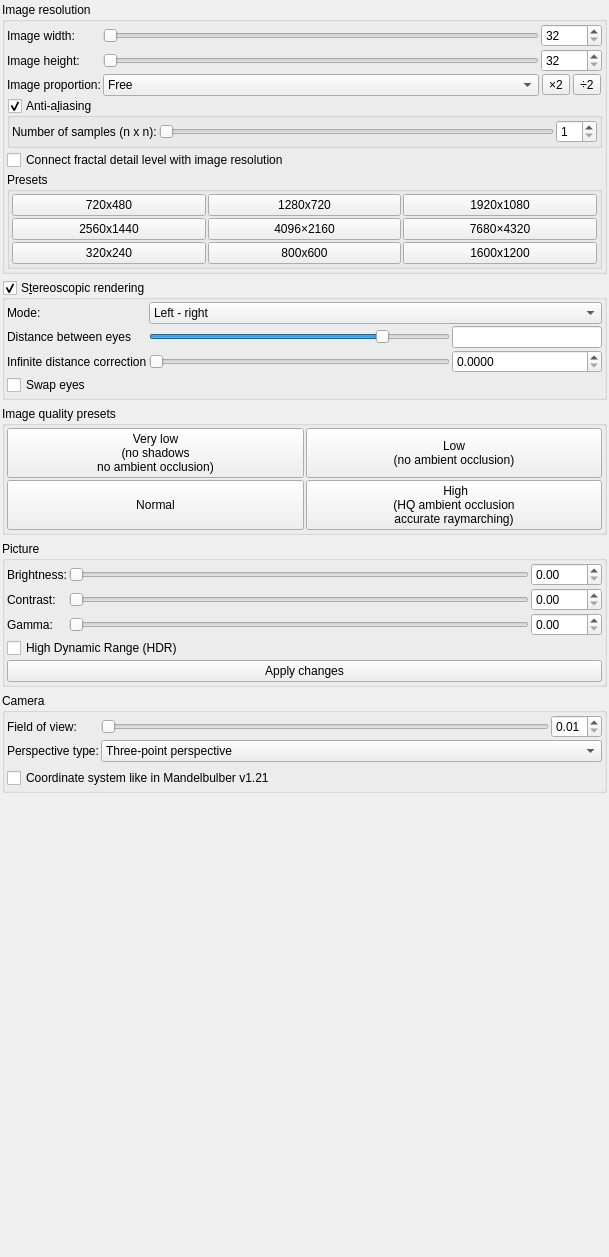
Above: mandelbulber2/qt/dock_image_adjustments.ui from buddhi1980/mandelbulber2 before the change. Below: the same form after it.
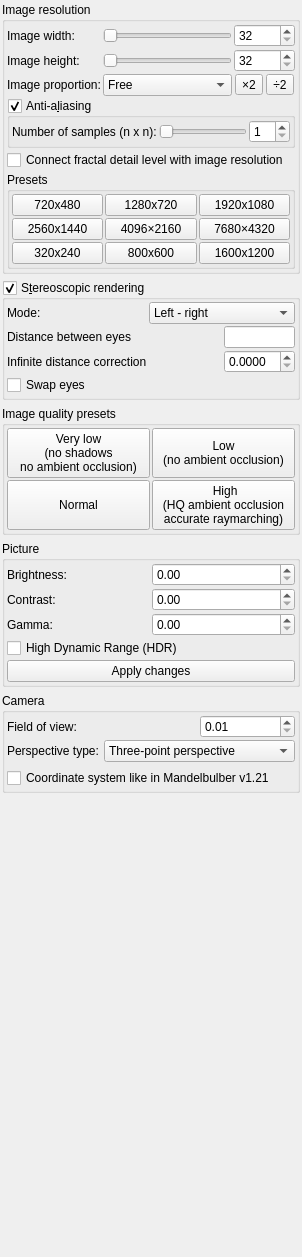
That is the form after the change. Icons and pictures are not drawn. Custom widgets are drawn as their Qt base class.

Commit message: Removed most of sliders from UI. TODO: sliders for integers

The edit to the form file:
```diff
--- a/mandelbulber2/qt/dock_image_adjustments.ui
+++ b/mandelbulber2/qt/dock_image_adjustments.ui
@@ -6,7 +6,7 @@
    <rect>
     <x>0</x>
     <y>0</y>
-    <width>609</width>
+    <width>302</width>
     <height>1257</height>
    </rect>
   </property>
@@ -516,31 +516,6 @@
         <property name="spacing">
          <number>2</number>
         </property>
-        <item row="1" column="1">
-         <widget class="QSlider" name="logslider_stereo_eye_distance">
-          <property name="sizePolicy">
-           <sizepolicy hsizetype="Expanding" vsizetype="Maximum">
-            <horstretch>0</horstretch>
-            <verstretch>0</verstretch>
-           </sizepolicy>
-          </property>
-          <property name="sizeIncrement">
-           <size>
-            <width>0</width>
-            <height>0</height>
-           </size>
-          </property>
-          <property name="minimum">
-           <number>-1500</number>
-          </property>
-          <property name="maximum">
-           <number>400</number>
-          </property>
-          <property name="orientation">
-           <enum>Qt::Horizontal</enum>
-          </property>
-         </widget>
-        </item>
         <item row="1" column="0">
          <widget class="QLabel" name="label_69">
           <property name="text">
@@ -607,28 +582,6 @@
           </property>
          </widget>
         </item>
-        <item row="2" column="1">
-         <widget class="QSlider" name="slider_stereo_infinite_correction">
-          <property name="sizePolicy">
-           <sizepolicy hsizetype="Expanding" vsizetype="Maximum">
-            <horstretch>0</horstretch>
-            <verstretch>0</verstretch>
-           </sizepolicy>
-          </property>
-          <property name="minimum">
-           <number>1</number>
-          </property>
-          <property name="maximum">
-           <number>10000</number>
-          </property>
-          <property name="singleStep">
-           <number>1</number>
-          </property>
-          <property name="orientation">
-           <enum>Qt::Horizontal</enum>
-          </property>
-         </widget>
-        </item>
         <item row="2" column="2">
          <widget class="MyDoubleSpinBox" name="spinbox_stereo_infinite_correction">
           <property name="sizePolicy">
@@ -800,7 +753,21 @@
         <property name="spacing">
          <number>2</number>
         </property>
-        <item row="1" column="2">
+        <item row="1" column="0">
+         <widget class="QLabel" name="label_45">
+          <property name="text">
+           <string>Contrast:</string>
+          </property>
+         </widget>
+        </item>
+        <item row="2" column="0">
+         <widget class="QLabel" name="label_4">
+          <property name="text">
+           <string>Gamma:</string>
+          </property>
+         </widget>
+        </item>
+        <item row="1" column="1">
          <widget class="MyDoubleSpinBox" name="spinbox_contrast">
           <property name="sizePolicy">
            <sizepolicy hsizetype="Minimum" vsizetype="Preferred">
@@ -828,7 +795,14 @@
           </property>
          </widget>
         </item>
-        <item row="2" column="2">
+        <item row="0" column="0">
+         <widget class="QLabel" name="label_3">
+          <property name="text">
+           <string>Brightness:</string>
+          </property>
+         </widget>
+        </item>
+        <item row="2" column="1">
          <widget class="MyDoubleSpinBox" name="spinbox_gamma">
           <property name="sizePolicy">
            <sizepolicy hsizetype="Minimum" vsizetype="Preferred">
@@ -856,14 +830,7 @@
           </property>
          </widget>
         </item>
-        <item row="2" column="0">
-         <widget class="QLabel" name="label_4">
-          <property name="text">
-           <string>Gamma:</string>
-          </property>
-         </widget>
-        </item>
-        <item row="0" column="2">
+        <item row="0" column="1">
          <widget class="MyDoubleSpinBox" name="spinbox_brightness">
           <property name="sizePolicy">
            <sizepolicy hsizetype="Minimum" vsizetype="Preferred">
@@ -891,71 +858,6 @@
           </property>
          </widget>
         </item>
-        <item row="0" column="0">
-         <widget class="QLabel" name="label_3">
-          <property name="text">
-           <string>Brightness:</string>
-          </property>
-         </widget>
-        </item>
-        <item row="1" column="1">
-         <widget class="QSlider" name="slider_contrast">
-          <property name="sizePolicy">
-           <sizepolicy hsizetype="Expanding" vsizetype="Preferred">
-            <horstretch>0</horstretch>
-            <verstretch>0</verstretch>
-           </sizepolicy>
-          </property>
-          <property name="maximum">
-           <number>200</number>
-          </property>
-          <property name="orientation">
-           <enum>Qt::Horizontal</enum>
-          </property>
-         </widget>
-        </item>
-        <item row="0" column="1">
-         <widget class="QSlider" name="slider_brightness">
-          <property name="sizePolicy">
-           <sizepolicy hsizetype="Expanding" vsizetype="Preferred">
-            <horstretch>0</horstretch>
-            <verstretch>0</verstretch>
-           </sizepolicy>
-          </property>
-          <property name="maximum">
-           <number>200</number>
-          </property>
-          <property name="singleStep">
-           <number>1</number>
-          </property>
-          <property name="orientation">
-           <enum>Qt::Horizontal</enum>
-          </property>
-         </widget>
-        </item>
-        <item row="1" column="0">
-         <widget class="QLabel" name="label_45">
-          <property name="text">
-           <string>Contrast:</string>
-          </property>
-         </widget>
-        </item>
-        <item row="2" column="1">
-         <widget class="QSlider" name="slider_gamma">
-          <property name="sizePolicy">
-           <sizepolicy hsizetype="Expanding" vsizetype="Preferred">
-            <horstretch>0</horstretch>
-            <verstretch>0</verstretch>
-           </sizepolicy>
-          </property>
-          <property name="maximum">
-           <number>200</number>
-          </property>
-          <property name="orientation">
-           <enum>Qt::Horizontal</enum>
-          </property>
-         </widget>
-        </item>
        </layout>
       </item>
       <item>
@@ -1049,28 +951,6 @@
           </property>
          </widget>
         </item>
-        <item row="0" column="1">
-         <widget class="QSlider" name="slider_fov">
-          <property name="sizePolicy">
-           <sizepolicy hsizetype="Expanding" vsizetype="Preferred">
-            <horstretch>0</horstretch>
-            <verstretch>0</verstretch>
-           </sizepolicy>
-          </property>
-          <property name="minimum">
-           <number>10</number>
-          </property>
-          <property name="maximum">
-           <number>200</number>
-          </property>
-          <property name="singleStep">
-           <number>1</number>
-          </property>
-          <property name="orientation">
-           <enum>Qt::Horizontal</enum>
-          </property>
-         </widget>
-        </item>
         <item row="1" column="1" colspan="2">
          <widget class="QComboBox" name="comboBox_perspective_type">
           <property name="sizePolicy">
```
Left out of the diff: 6 changed lines with no effect on the pictures. The commit also changes 11 other files.
